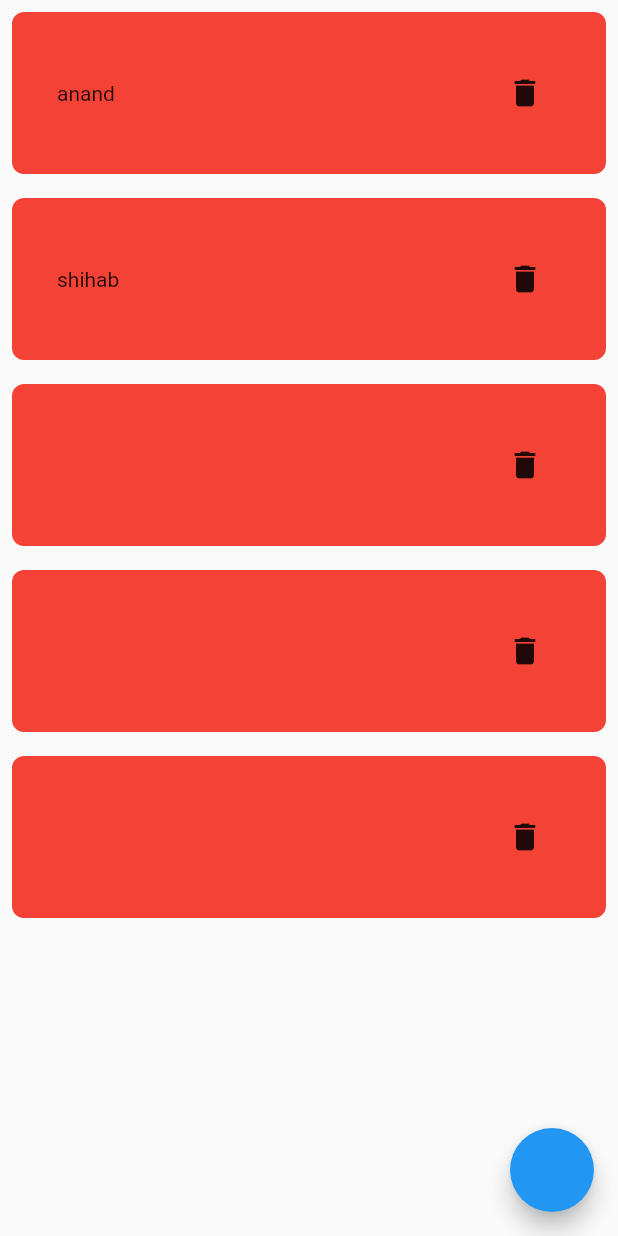
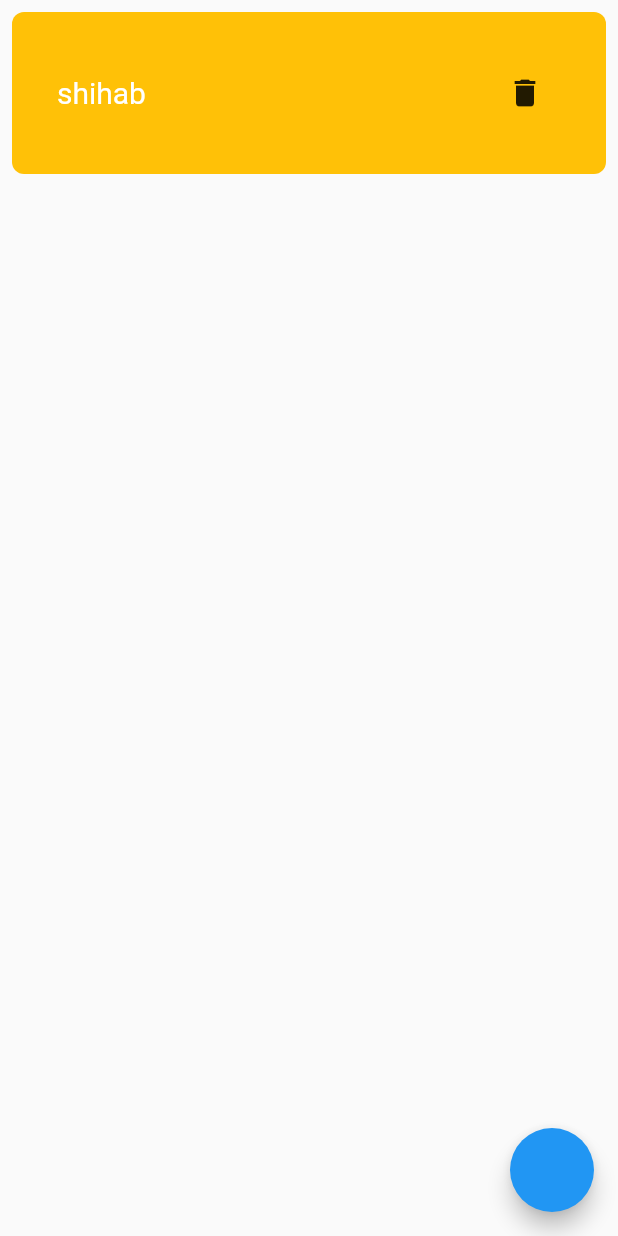
Before and after one commit to MeAnandCB/MVC_sample, a Flutter app: the screen it shows after launch, on a phone screen of 412 x 824 dp. Run offline on Flutter 3.47's test engine with Material 2 defaults, Android fonts, the phone set to English and light mode, and no system bars.

Commit message:
new upated added

```diff
--- a/analysis_options.yaml
+++ b/analysis_options.yaml
@@ -7,7 +7,7 @@
 
 # The following line activates a set of recommended lints for Flutter apps,
 # packages, and plugins designed to encourage good coding practices.
-include: package:flutter_lints/flutter.yaml
+# include: package:flutter_lints/flutter.yaml
 
 linter:
   # The lint rules applied to this project can be customized in the
--- a/lib/controller/home_screen_controller.dart
+++ b/lib/controller/home_screen_controller.dart
@@ -1,11 +1,16 @@
+import 'package:flutter/material.dart';
+import 'package:model_class_sample/model/my_name_model.dart';
+
 class HomeScreenController {
-  List<String> myList = ["anand", "shihab", "", "", ""];
+  List<MyNameModel> myNameList = [
+    MyNameModel(name: "shihab", containerColor: Colors.amber)
+  ];
 
-  void addName(String newName) {
-    myList.add(newName);
+  void addName(MyNameModel newNameModel) {
+    myNameList.add(newNameModel);
   }
 
   void deleteName(int index) {
-    myList.removeAt(index);
+    myNameList.removeAt(index);
   }
 }
--- /dev/null
+++ b/lib/model/my_name_model.dart
@@ -0,0 +1,10 @@
+import 'package:flutter/material.dart';
+
+class MyNameModel {
+  String name;
+  Color? containerColor;
+  MyNameModel({
+    required this.name,
+    this.containerColor,
+  });
+}
--- a/lib/view/home_screen/home_screen.dart
+++ b/lib/view/home_screen/home_screen.dart
@@ -1,6 +1,8 @@
 import 'package:flutter/material.dart';
-import 'package:model_class_sample/controller/home_screen_controller.dart';
+import 'package:model_class_sample/model/my_name_model.dart';
 import 'package:model_class_sample/view/home_screen/widgets/my_name_card.dart';
+
+import '../../controller/home_screen_controller.dart';
 
 class HomeScreen extends StatefulWidget {
   const HomeScreen({super.key});
@@ -11,27 +13,25 @@ class HomeScreen extends StatefulWidget {
 
 class _HomeScreenState extends State<HomeScreen> {
   HomeScreenController obj = HomeScreenController();
-
   @override
   Widget build(BuildContext context) {
     return Scaffold(
-      floatingActionButton: FloatingActionButton(
-        onPressed: () {
-          obj.addName("akhil ");
-          setState(() {});
-        },
-      ),
+      floatingActionButton: FloatingActionButton(onPressed: () {
+        setState(() {
+          obj.addName(MyNameModel(name: "askl;dl"));
+        });
+      }),
       body: SafeArea(
           child: ListView.builder(
-        itemCount: obj.myList.length,
-        itemBuilder: (context, index) => MyNameCard(
-          name: obj.myList[index],
-          onDeletePressed: () {
-            obj.deleteName(index);
-            setState(() {});
-          },
-        ),
-      )),
+              itemCount: obj.myNameList.length,
+              itemBuilder: (context, index) => MyCard(
+                    name: obj.myNameList[index].name,
+                    color: obj.myNameList[index].containerColor,
+                    onDeletePressed: () {
+                      obj.deleteName(index);
+                      setState(() {});
+                    },
+                  ))),
     );
   }
 }
--- a/lib/view/home_screen/widgets/my_name_card.dart
+++ b/lib/view/home_screen/widgets/my_name_card.dart
@@ -1,23 +1,31 @@
 import 'package:flutter/material.dart';
 
-class MyNameCard extends StatelessWidget {
-  const MyNameCard({super.key, this.name = "", this.onDeletePressed});
-
-  final String? name;
-  final void Function()? onDeletePressed;
+class MyCard extends StatelessWidget {
+  final String name;
+  final VoidCallback? onDeletePressed;
+  final Color? color;
+  const MyCard({
+    super.key,
+    required this.name,
+    this.onDeletePressed,
+    this.color,
+  });
 
   @override
   Widget build(BuildContext context) {
     return Padding(
-      padding: const EdgeInsets.all(8),
+      padding: const EdgeInsets.all(8.0),
       child: Container(
         padding: const EdgeInsets.all(30),
         decoration: BoxDecoration(
-            borderRadius: BorderRadius.circular(8), color: Colors.red),
+            borderRadius: BorderRadius.circular(8), color: color ?? Colors.red),
         child: Row(
           mainAxisAlignment: MainAxisAlignment.spaceBetween,
           children: [
-            Text(name!),
+            Text(
+              name,
+              style: TextStyle(fontSize: 20, color: Colors.white),
+            ),
             IconButton(onPressed: onDeletePressed, icon: Icon(Icons.delete))
           ],
         ),
```
